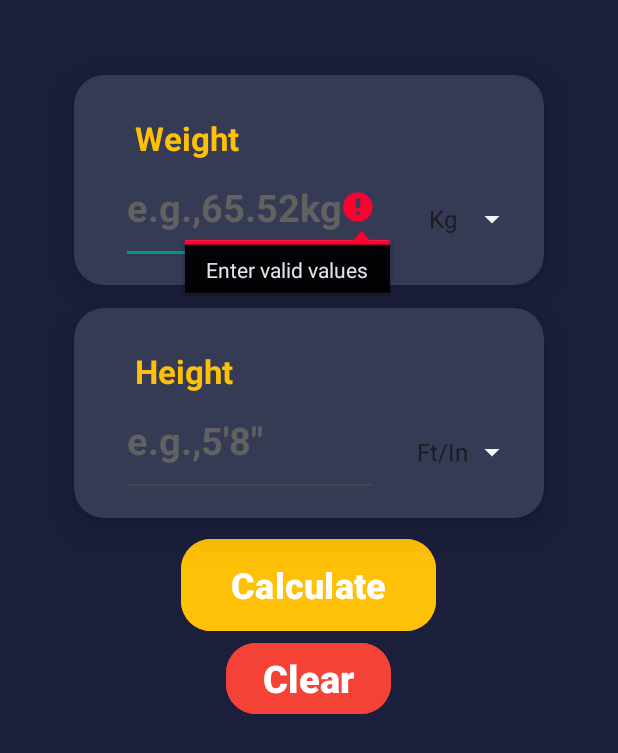
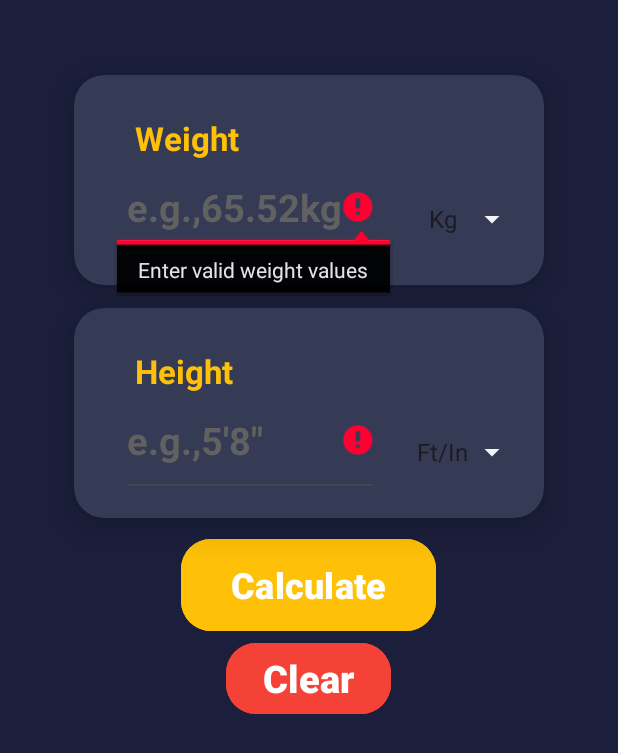
Before and after one commit to haroonwaheed19/BMICalCulator, an Android app: the screen it shows after launch (MainActivity), after a tap on "Calculate", on a phone screen of 412 x 824 dp. Shown: the top 753 px of the screen. Run offline under Robolectric (Android 15) with nearby library versions, the phone set to English and light mode, and no system bars.

Commit message:
input validation issues fixed

```diff
--- a/app/src/main/java/com/example/bmicalculator/MainActivity.kt
+++ b/app/src/main/java/com/example/bmicalculator/MainActivity.kt
@@ -126,8 +126,15 @@ class MainActivity : AppCompatActivity() {
             weightStr: String,
             heightStr: String
     ): Boolean {
-        if (weightStr.isEmpty() || heightStr.isEmpty()) {
-            weightText.error = "Enter valid values"
+        if (weightStr.isEmpty() && heightStr.isEmpty()) {
+            weightText.error = "Enter valid weight values"
+            heightText.error = "Enter valid height values"
+            return false
+        } else if (weightStr.isEmpty()) {
+            weightText.error = "Enter valid weight values"
+            return false
+        } else if (heightStr.isEmpty()) {
+            heightText.error = "Enter valid height values"
             return false
         }
         return true
```
